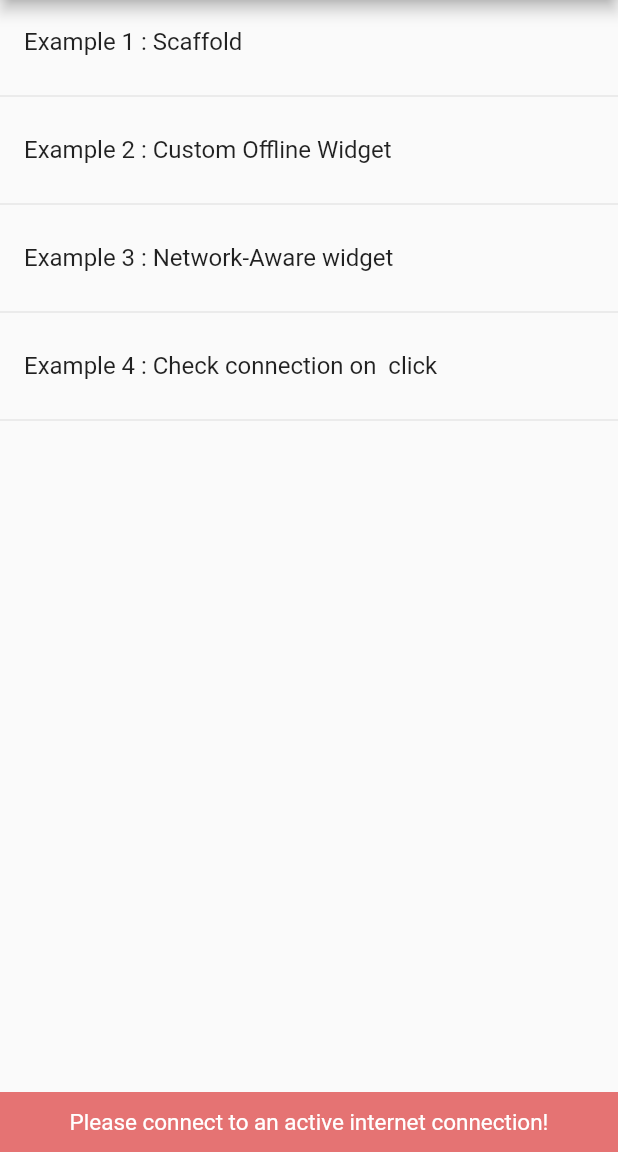
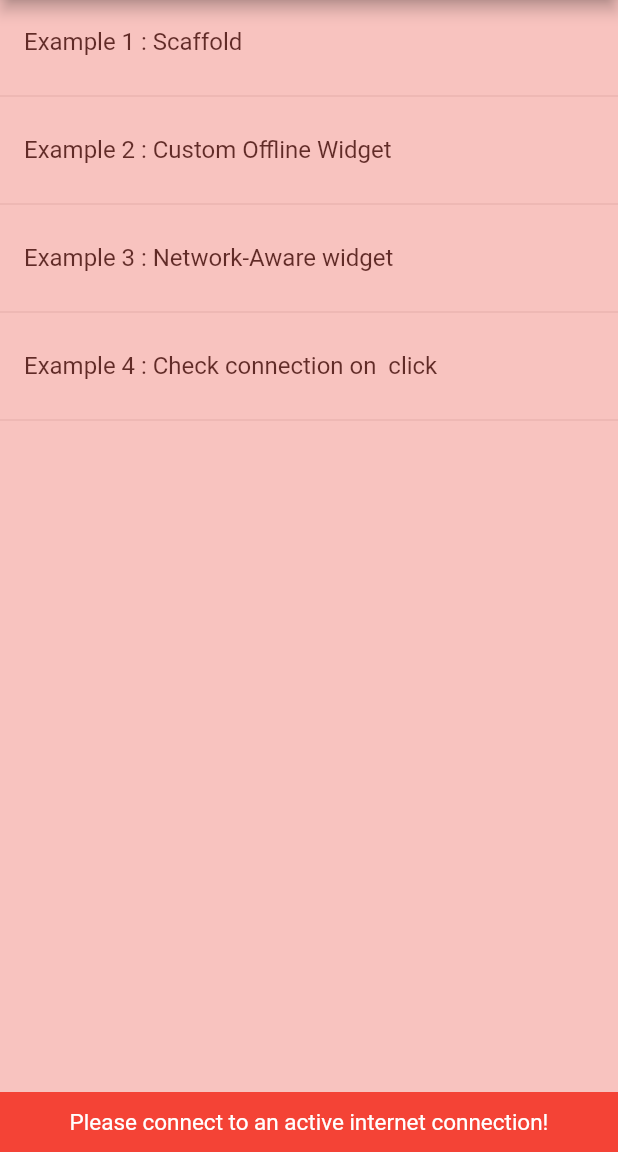
Before and after one commit to ProjectAJ14/connectivity_wrapper, a Flutter app: the screen it shows after launch, on a phone screen of 412 x 824 dp, the part 84-1236 px from its top. Run offline on Flutter 3.47's test engine with Material 2 defaults, Android fonts, the phone set to English and light mode, and no system bars.

Commit message:
## [1.0.4] - Maintenance issues and suggestions.
- Added New ConnectivityScreenWrapper for [#1](https://github.com/ajaynonstopio/connectivity_wrapper/issues/1)
- Updated to  provider: ^4.3.2 [#2](https://github.com/ajaynonstopio/connectivity_wrapper/issues/2)
- Exposed `lastStatus` as an API

```diff
--- a/example/lib/screens/menu_screen.dart
+++ b/example/lib/screens/menu_screen.dart
@@ -17,7 +17,11 @@ class MenuScreen extends StatelessWidget {
       appBar: AppBar(
         title: Text("Connectivity Wrapper Example"),
       ),
-      body: ConnectivityWidgetWrapper(
+      body: ConnectivityScreenWrapper(
+        disableInteraction: true,
+        disableWidget: Container(
+          color: Colors.red.withOpacity(0.3),
+        ),
         child: ListView(
           children: <Widget>[
             ListTile(
--- a/lib/connectivity_wrapper.dart
+++ b/lib/connectivity_wrapper.dart
@@ -17,6 +17,7 @@ import 'package:connectivity_wrapper/src/utils/constants.dart';
 
 export 'package:connectivity_wrapper/src/widgets/connectivity_app_wrapper_widget.dart';
 export 'package:connectivity_wrapper/src/widgets/connectivity_widget_wrapper.dart';
+export 'package:connectivity_wrapper/src/widgets/connectivity_screen_wrapper.dart';
 
 /// Connection Status Check Result
 ///
@@ -125,6 +126,8 @@ class ConnectivityWrapper {
   bool get hasListeners => _statusController.hasListener;
 
   bool get isActivelyChecking => _statusController.hasListener;
+
+  ConnectivityStatus get lastStatus => _lastStatus;
 }
 
 class AddressCheckOptions {
--- a/lib/src/utils/constants.dart
+++ b/lib/src/utils/constants.dart
@@ -1,3 +1,4 @@
+import 'package:connectivity_wrapper/src/widgets/connectivity_screen_wrapper.dart';
 import 'package:flutter/cupertino.dart';
 import 'package:flutter/material.dart';
 
@@ -34,3 +35,23 @@ const TextStyle defaultMessageStyle = TextStyle(
   color: Colors.white,
   inherit: false,
 );
+
+extension PositionOnScreenExtention on PositionOnScreen {
+  bool get isTOP => this == PositionOnScreen.TOP;
+
+  bool get isBOTTOM => this == PositionOnScreen.BOTTOM;
+
+  double top(double height, bool isOffline) {
+    if (this.isTOP) {
+      return isOffline ? 0 : (-height);
+    }
+    return null;
+  }
+
+  double bottom(double height, bool isOffline) {
+    if (this.isBOTTOM) {
+      return isOffline ? 0 : (-height);
+    }
+    return null;
+  }
+}
--- /dev/null
+++ b/lib/src/widgets/connectivity_screen_wrapper.dart
@@ -0,0 +1,98 @@
+import 'package:connectivity_wrapper/connectivity_wrapper.dart';
+import 'package:connectivity_wrapper/src/utils/constants.dart';
+import 'package:flutter/material.dart';
+import 'package:provider/provider.dart';
+
+enum PositionOnScreen {
+  TOP,
+  BOTTOM,
+}
+
+class ConnectivityScreenWrapper extends StatelessWidget {
+  /// The [child] contained by the ConnectivityScreenWrapper.
+  final Widget child;
+
+  /// The decoration to paint behind the [child].
+  final Decoration decoration;
+
+  /// The color to paint behind the [child].
+  final Color color;
+
+  /// Disconnected message.
+  final String message;
+
+  /// If non-null, the style to use for this text.
+  final TextStyle messageStyle;
+
+  /// widget height.
+  final double height;
+
+  /// How to align the offline widget.
+  final PositionOnScreen positionOnScreen;
+
+  /// How to align the offline widget.
+  final Duration duration;
+
+  /// Disable the user interaction with child widget
+  final bool disableInteraction;
+
+  /// Disable the user interaction with child widget
+  final Widget disableWidget;
+
+  const ConnectivityScreenWrapper({
+    Key key,
+    this.child,
+    this.color,
+    this.decoration,
+    this.message,
+    this.messageStyle,
+    this.height,
+    this.duration,
+    this.positionOnScreen = PositionOnScreen.BOTTOM,
+    this.disableInteraction = false,
+    this.disableWidget,
+  })  : assert(
+            color == null || decoration == null,
+            'Cannot provide both a color and a decoration\n'
+            'The color argument is just a shorthand for "decoration: new BoxDecoration(color: color)".'),
+        super(key: key);
+
+  @override
+  Widget build(BuildContext context) {
+    final bool isOffline = Provider.of<ConnectivityStatus>(context) !=
+        ConnectivityStatus.CONNECTED;
+
+    double _height = height ?? defaultHeight;
+
+    final Widget offlineWidget = AnimatedPositioned(
+      top: positionOnScreen.top(_height, isOffline),
+      bottom: positionOnScreen.bottom(_height, isOffline),
+      child: AnimatedContainer(
+        height: _height,
+        width: MediaQuery.of(context).size.width,
+        decoration:
+            decoration ?? BoxDecoration(color: color ?? Colors.red.shade500),
+        child: Center(
+          child: Text(
+            message ?? disconnectedMessage,
+            style: messageStyle ?? defaultMessageStyle,
+          ),
+        ),
+        duration: duration ?? Duration(milliseconds: 300),
+      ),
+      duration: duration ?? Duration(milliseconds: 300),
+    );
+
+    return AbsorbPointer(
+      absorbing: (disableInteraction && isOffline),
+      child: Stack(
+        children: <Widget>[
+          child,
+          if (disableInteraction && isOffline)
+            if (disableWidget != null) disableWidget,
+          offlineWidget,
+        ],
+      ),
+    );
+  }
+}
--- a/lib/src/widgets/connectivity_widget_wrapper.dart
+++ b/lib/src/widgets/connectivity_widget_wrapper.dart
@@ -1,5 +1,6 @@
 import 'package:connectivity_wrapper/connectivity_wrapper.dart';
 import 'package:connectivity_wrapper/src/utils/constants.dart';
+import 'package:connectivity_wrapper/src/widgets/empty_container.dart';
 import 'package:flutter/material.dart';
 import 'package:provider/provider.dart';
 
@@ -25,7 +26,7 @@ class ConnectivityWidgetWrapper extends StatelessWidget {
   /// widget height.
   final double height;
 
-  /// widget height.
+  /// Use Stack or not stacked.
   final bool stacked;
 
   /// Disable the user interaction with child widget
@@ -106,21 +107,11 @@ class ConnectivityWidgetWrapper extends StatelessWidget {
                     )
                   ],
                 )
-              : C0(),
-          isOffline ? finalOfflineWidget : C0(),
+              : EmptyContainer(),
+          isOffline ? finalOfflineWidget : EmptyContainer(),
         ],
       );
 
     return isOffline ? finalOfflineWidget : child;
   }
 }
-
-class C0 extends StatelessWidget {
-  @override
-  Widget build(BuildContext context) {
-    return Container(
-      width: 0.0,
-      height: 0.0,
-    );
-  }
-}
--- /dev/null
+++ b/lib/src/widgets/empty_container.dart
@@ -0,0 +1,11 @@
+import 'package:flutter/material.dart';
+
+class EmptyContainer extends StatelessWidget {
+  @override
+  Widget build(BuildContext context) {
+    return Container(
+      width: 0.0,
+      height: 0.0,
+    );
+  }
+}
```
Also changed, not shown: pubspec.yaml (+4 -3 lines), example/pubspec.lock, pubspec.lock, 2 other files.
